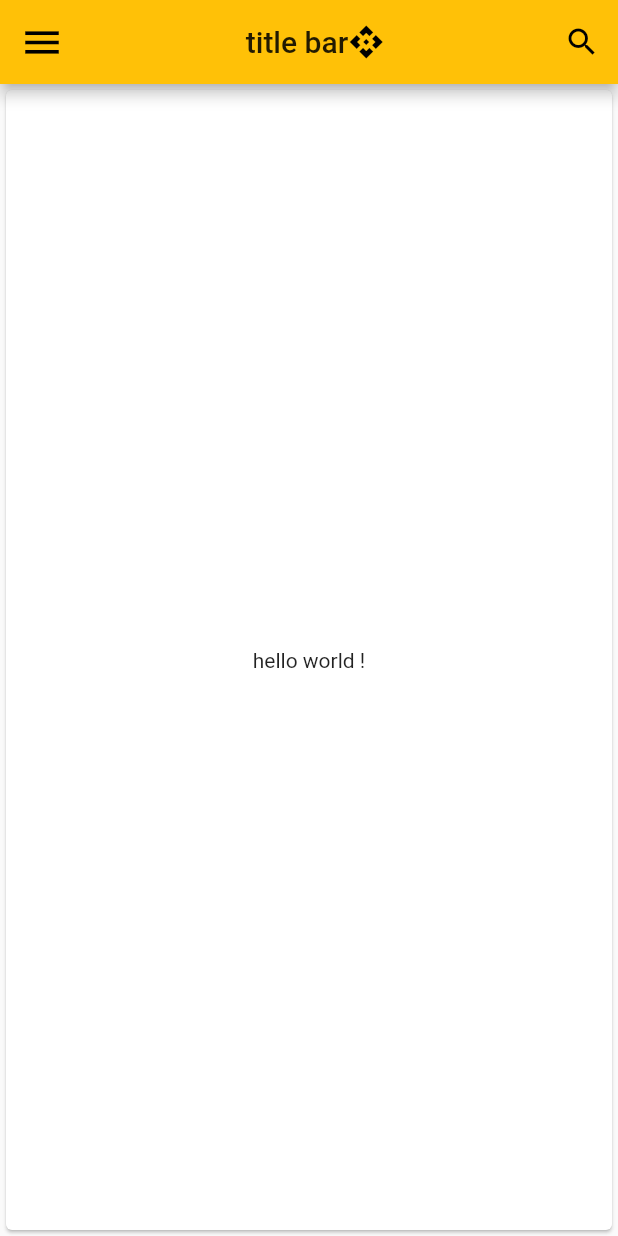
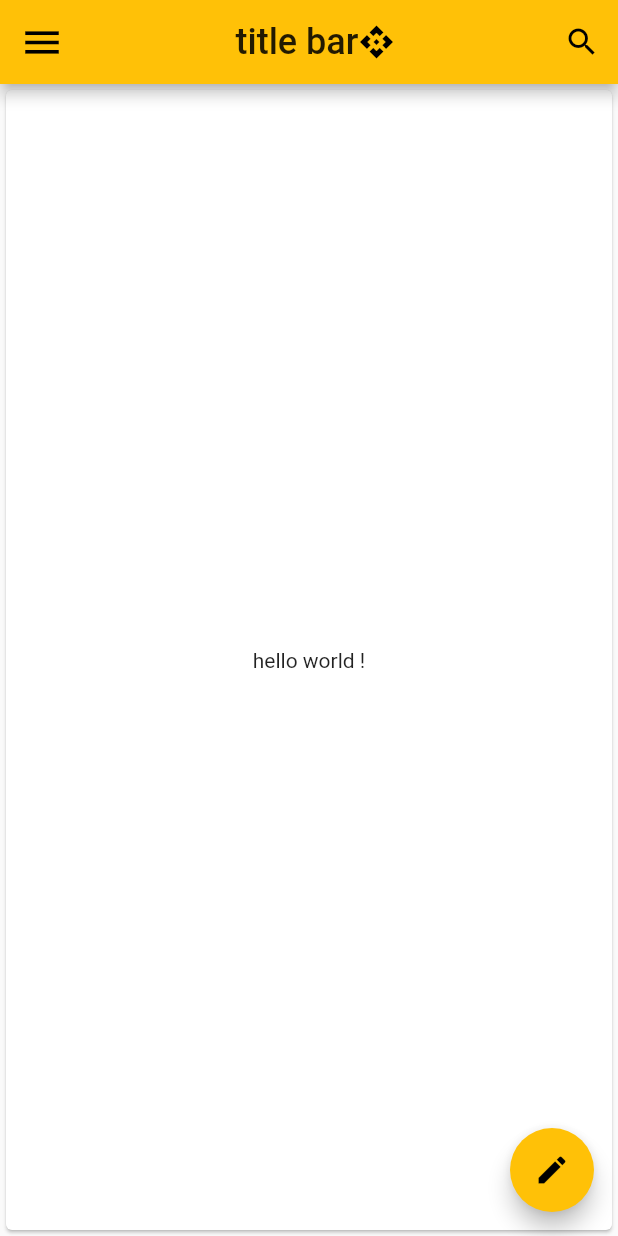
Before and after one commit to PK-PawanKumar/flutter_1, a Flutter app: the screen it shows after launch, on a phone screen of 412 x 824 dp. Run offline on Flutter 3.47's test engine with Material 2 defaults, Android fonts, the light colour scheme and no system bars.

Commit message:
floationg action button

```diff
--- a/lib/homepage.dart
+++ b/lib/homepage.dart
@@ -33,7 +33,10 @@ class _homeScreenState extends State<homeScreen> {
           mainAxisAlignment: MainAxisAlignment.center,
           // ignore: prefer_const_literals_to_create_immutables
           children: [
-            const Text("title bar"),
+            const Text("title bar",
+                style: TextStyle(
+                  fontSize: 24,
+                )),
             const Icon(Icons.api),
           ],
         ),
@@ -58,6 +61,18 @@ class _homeScreenState extends State<homeScreen> {
           child: Text("hello world !"),
         ),
       ),
+
+      // floating action button
+
+      floatingActionButton: const FloatingActionButton(
+        onPressed: null,
+        child: Icon(
+          Icons.edit,
+          color: Colors.black,
+        ),
+        backgroundColor: (Colors.amber),
+        tooltip: 'edit',
+      ),
     );
   }
 }
--- a/lib/main.dart
+++ b/lib/main.dart
@@ -1,5 +1,4 @@
 import 'package:flutter/material.dart';
-
 import 'homepage.dart';
 
 void main() {
```
